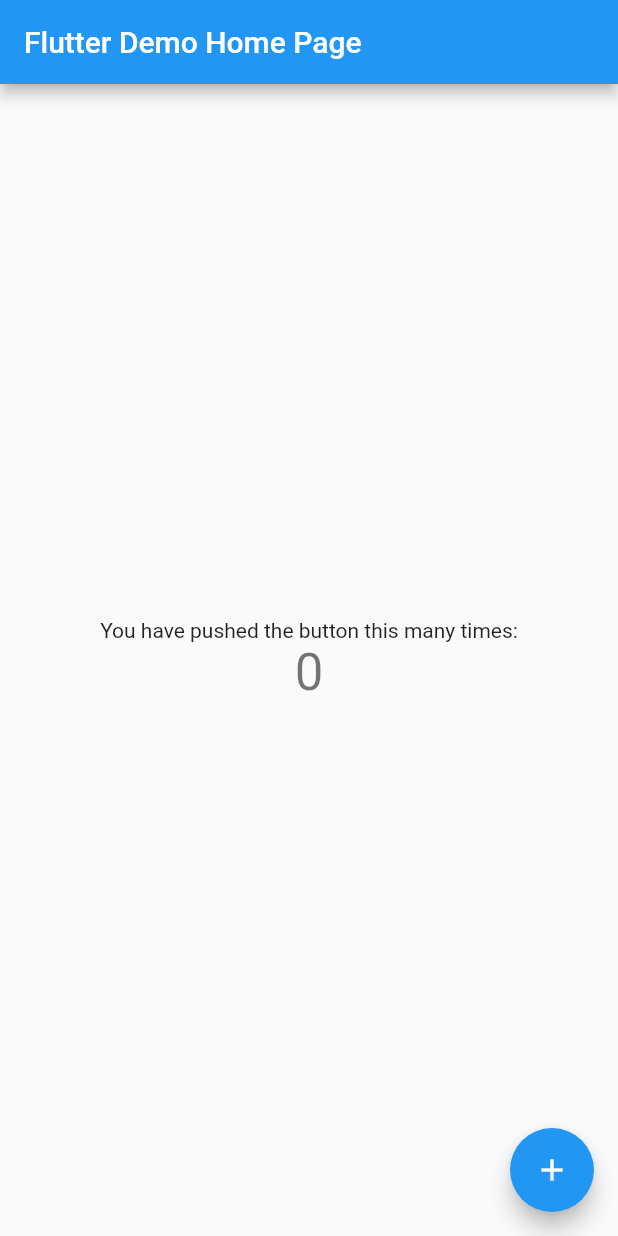
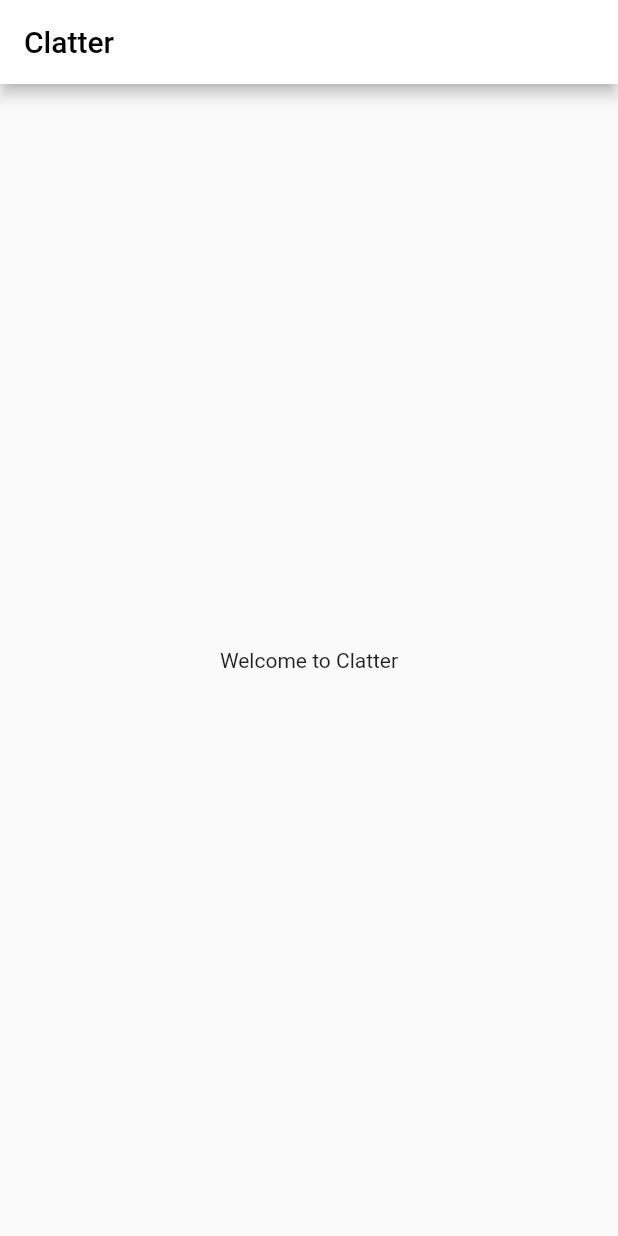
Before and after one commit to MichaelCTH/Clatter, a Flutter app: the screen it shows after launch, on a phone screen of 412 x 824 dp. Run offline on Flutter 3.47's test engine with Material 2 defaults, Android fonts, the phone set to English and light mode, and no system bars.

Commit message:
Init project

```diff
--- a/lib/main.dart
+++ b/lib/main.dart
@@ -5,113 +5,38 @@ void main() {
 }
 
 class MyApp extends StatelessWidget {
-  // This widget is the root of your application.
   @override
   Widget build(BuildContext context) {
     return MaterialApp(
       title: 'Flutter Demo',
       theme: ThemeData(
-        // This is the theme of your application.
-        //
-        // Try running your application with "flutter run". You'll see the
-        // application has a blue toolbar. Then, without quitting the app, try
-        // changing the primarySwatch below to Colors.green and then invoke
-        // "hot reload" (press "r" in the console where you ran "flutter run",
-        // or simply save your changes to "hot reload" in a Flutter IDE).
-        // Notice that the counter didn't reset back to zero; the application
-        // is not restarted.
         primarySwatch: Colors.blue,
-        // This makes the visual density adapt to the platform that you run
-        // the app on. For desktop platforms, the controls will be smaller and
-        // closer together (more dense) than on mobile platforms.
         visualDensity: VisualDensity.adaptivePlatformDensity,
       ),
-      home: MyHomePage(title: 'Flutter Demo Home Page'),
+      home: MyHomePage(),
     );
   }
 }
 
-class MyHomePage extends StatefulWidget {
-  MyHomePage({Key key, this.title}) : super(key: key);
-
-  // This widget is the home page of your application. It is stateful, meaning
-  // that it has a State object (defined below) that contains fields that affect
-  // how it looks.
-
-  // This class is the configuration for the state. It holds the values (in this
-  // case the title) provided by the parent (in this case the App widget) and
-  // used by the build method of the State. Fields in a Widget subclass are
-  // always marked "final".
-
-  final String title;
-
-  @override
-  _MyHomePageState createState() => _MyHomePageState();
-}
-
-class _MyHomePageState extends State<MyHomePage> {
-  int _counter = 0;
-
-  void _incrementCounter() {
-    setState(() {
-      // This call to setState tells the Flutter framework that something has
-      // changed in this State, which causes it to rerun the build method below
-      // so that the display can reflect the updated values. If we changed
-      // _counter without calling setState(), then the build method would not be
-      // called again, and so nothing would appear to happen.
-      _counter++;
-    });
-  }
-
+class MyHomePage extends StatelessWidget {
   @override
   Widget build(BuildContext context) {
-    // This method is rerun every time setState is called, for instance as done
-    // by the _incrementCounter method above.
-    //
-    // The Flutter framework has been optimized to make rerunning build methods
-    // fast, so that you can just rebuild anything that needs updating rather
-    // than having to individually change instances of widgets.
     return Scaffold(
       appBar: AppBar(
-        // Here we take the value from the MyHomePage object that was created by
-        // the App.build method, and use it to set our appbar title.
-        title: Text(widget.title),
+        title: Text(
+          'Clatter',
+          style: TextStyle(color: Colors.black),
+        ),
+        backgroundColor: Colors.white,
       ),
       body: Center(
-        // Center is a layout widget. It takes a single child and positions it
-        // in the middle of the parent.
         child: Column(
-          // Column is also a layout widget. It takes a list of children and
-          // arranges them vertically. By default, it sizes itself to fit its
-          // children horizontally, and tries to be as tall as its parent.
-          //
-          // Invoke "debug painting" (press "p" in the console, choose the
-          // "Toggle Debug Paint" action from the Flutter Inspector in Android
-          // Studio, or the "Toggle Debug Paint" command in Visual Studio Code)
-          // to see the wireframe for each widget.
-          //
-          // Column has various properties to control how it sizes itself and
-          // how it positions its children. Here we use mainAxisAlignment to
-          // center the children vertically; the main axis here is the vertical
-          // axis because Columns are vertical (the cross axis would be
-          // horizontal).
           mainAxisAlignment: MainAxisAlignment.center,
           children: <Widget>[
-            Text(
-              'You have pushed the button this many times:',
-            ),
-            Text(
-              '$_counter',
-              style: Theme.of(context).textTheme.headline4,
-            ),
+            Text('Welcome to Clatter'),
           ],
         ),
       ),
-      floatingActionButton: FloatingActionButton(
-        onPressed: _incrementCounter,
-        tooltip: 'Increment',
-        child: Icon(Icons.add),
-      ), // This trailing comma makes auto-formatting nicer for build methods.
     );
   }
 }
```
